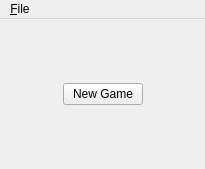
This is UI/UI_MainWindow.ui in Longhanks/swiftmine as Qt 5 draws it before an edit. The edited form follows.
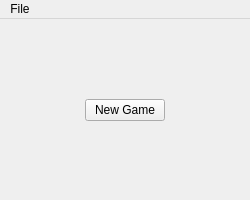
This is the edited form.

Commit message: Add compiled UI classes

The edit to the form file:
```diff
--- a/UI/UI_MainWindow.ui
+++ b/UI/UI_MainWindow.ui
@@ -6,8 +6,8 @@
             <rect>
                 <x>0</x>
                 <y>0</y>
-                <width>205</width>
-                <height>169</height>
+                <width>250</width>
+                <height>200</height>
             </rect>
         </property>
         <property name="windowTitle">
@@ -15,6 +15,19 @@
         </property>
         <widget class="QWidget" name="centralwidget">
             <layout class="QVBoxLayout" name="verticalLayout">
+                <item>
+                    <spacer name="verticalSpacerTop">
+                        <property name="orientation">
+                            <enum>Qt::Vertical</enum>
+                        </property>
+                        <property name="sizeHint" stdset="0">
+                            <size>
+                                <width>17</width>
+                                <height>48</height>
+                            </size>
+                        </property>
+                    </spacer>
+                </item>
                 <item>
                     <layout class="QHBoxLayout" name="horizontalLayout">
                         <item>
@@ -52,6 +65,19 @@
                         </item>
                     </layout>
                 </item>
+                <item>
+                    <spacer name="verticalSpacerBottom">
+                        <property name="orientation">
+                            <enum>Qt::Vertical</enum>
+                        </property>
+                        <property name="sizeHint" stdset="0">
+                            <size>
+                                <width>17</width>
+                                <height>48</height>
+                            </size>
+                        </property>
+                    </spacer>
+                </item>
             </layout>
         </widget>
         <widget class="QMenuBar" name="menubar">
@@ -59,13 +85,13 @@
                 <rect>
                     <x>0</x>
                     <y>0</y>
-                    <width>205</width>
-                    <height>30</height>
+                    <width>250</width>
+                    <height>22</height>
                 </rect>
             </property>
             <widget class="QMenu" name="menuFile">
                 <property name="title">
-                    <string>&amp;File</string>
+                    <string>File</string>
                 </property>
                 <addaction name="actionNewGame"/>
                 <addaction name="actionExit"/>
```
Left out of the diff: 6 changed lines with no effect on the pictures. The commit also changes 6 other files.
